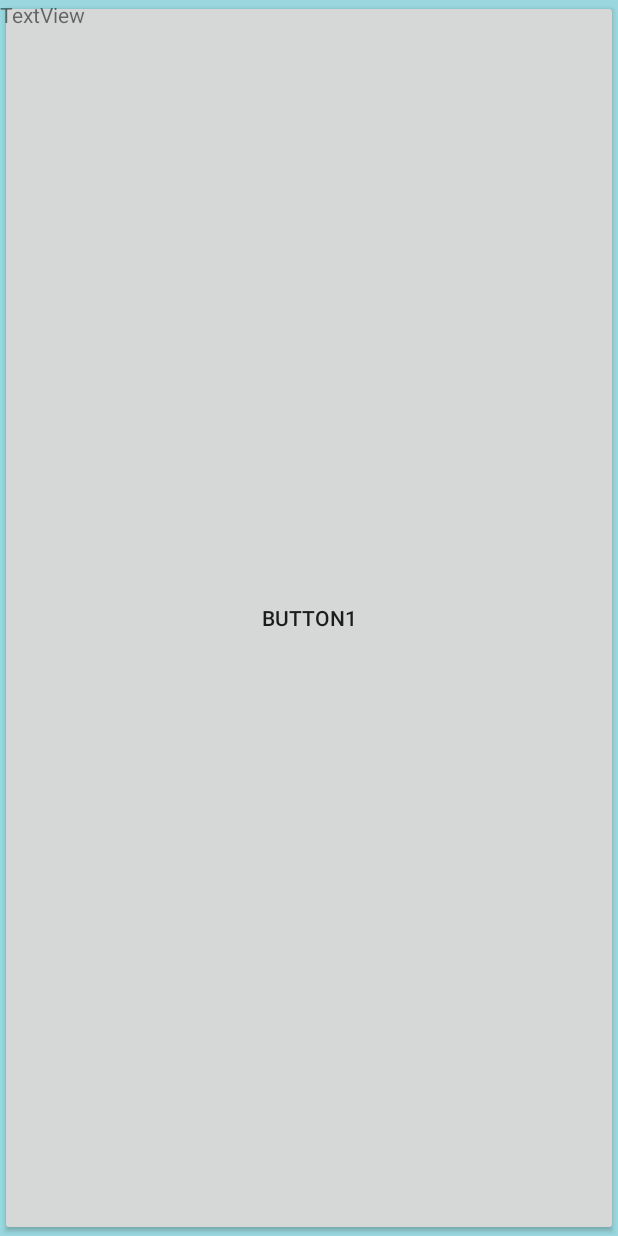
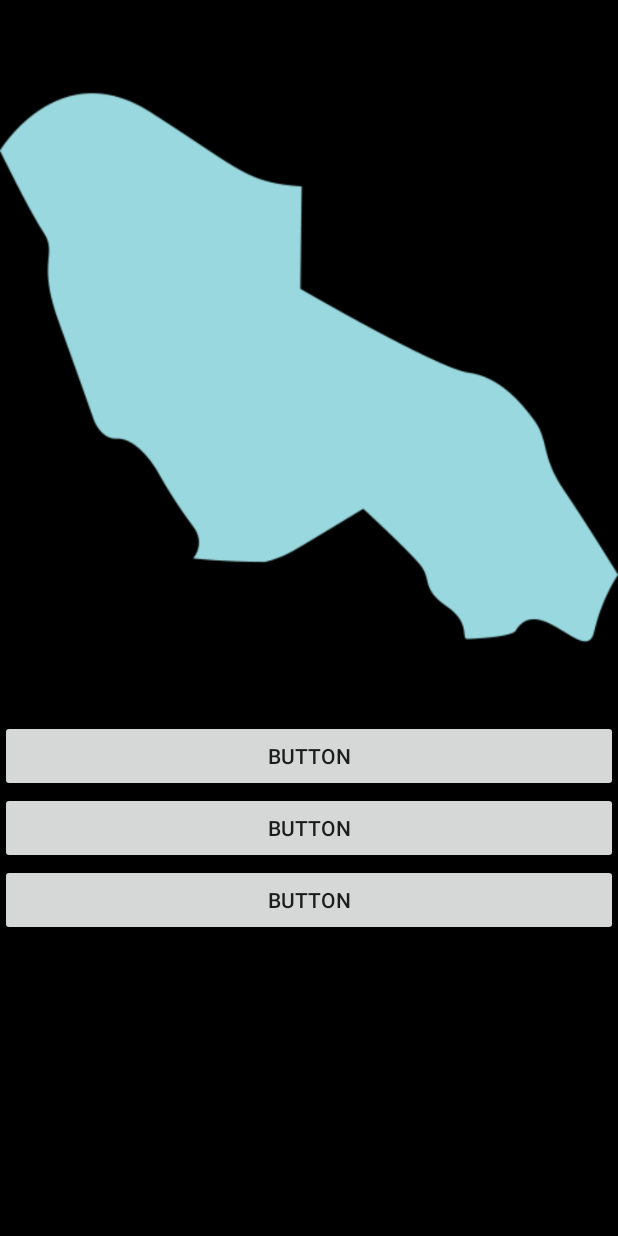
Before and after one commit to xxxkai/insideseoul, an Android app: the TestActivity screen opened directly, with no data from a screen before it, on a phone screen of 412 x 824 dp. Run offline under Robolectric (Android 15) with nearby library versions, the phone set to English and light mode, and no system bars.

Commit message:
Link Testpage
Main -> Tap Logo

```diff
--- a/app/src/main/java/com/example/insideseoul/MainActivity.java
+++ b/app/src/main/java/com/example/insideseoul/MainActivity.java
@@ -12,7 +12,7 @@ import android.widget.Toast;
 
 public class MainActivity extends AppCompatActivity {
     static boolean graphic_mode = false;
-
+    Button logo_bt;
     Button home_bt;
     Button info_bt;
     Button mypage_bt;
@@ -48,6 +48,7 @@ public class MainActivity extends AppCompatActivity {
         super.onCreate(savedInstanceState);
         setContentView(R.layout.activity_main);
 
+
         home_bt = findViewById(R.id.BT_HOME);
         info_bt = findViewById(R.id.BT_INFO);
         mypage_bt = findViewById(R.id.BT_MYPAGE);
@@ -71,6 +72,10 @@ public class MainActivity extends AppCompatActivity {
 
     }
 
+    public void goTest(View v){
+        Intent intent = new Intent(getApplicationContext(), TestActivity.class);
+        startActivity(intent);
+    }
 
     public void showMsg(String str){
         Toast.makeText(getApplicationContext(), str, Toast.LENGTH_SHORT).show();
--- a/app/src/main/java/com/example/insideseoul/StartActivity.java
+++ b/app/src/main/java/com/example/insideseoul/StartActivity.java
@@ -39,7 +39,6 @@ public class StartActivity extends AppCompatActivity {
         timer.postDelayed(new Runnable(){
             public void run(){
                 Intent intent = new Intent(getApplicationContext(), MainActivity.class);
-                //Intent intent = new Intent(getApplicationContext(), TestActivity.class);
                 startActivity(intent);
                 finish();
             }
--- a/app/src/main/java/com/example/insideseoul/TestActivity.java
+++ b/app/src/main/java/com/example/insideseoul/TestActivity.java
@@ -2,48 +2,42 @@ package com.example.insideseoul;
 
 import androidx.appcompat.app.AppCompatActivity;
 
+import android.graphics.Color;
 import android.os.Bundle;
 import android.view.View;
 import android.widget.Button;
 import android.widget.FrameLayout;
+import android.widget.ImageView;
 import android.widget.LinearLayout;
 import android.widget.TextView;
 import android.widget.Toast;
 
 public class TestActivity extends AppCompatActivity {
-
+    ImageView dummy;
     @Override
     protected void onCreate(Bundle savedInstanceState) {
         super.onCreate(savedInstanceState);
         setContentView(R.layout.activity_test);
 
+        dummy = findViewById(R.id.map_dummy);
     }
 
     protected void onResume(){
         super.onResume();
-
-
-        FrameLayout frame = findViewById(R.id.frame);
-        LinearLayout bt1 = findViewById(R.id.test1);
-        LinearLayout bt2 = findViewById(R.id.test2);
-        bt2.setVisibility(View.GONE);
-        //bt2.setVisibility(View.VISIBLE);
-        //frame.removeViewAt(1);
-        //frame.removeAllViews();
-        //frame.addView(findViewById(R.id.test3));
-        //TextView dummy = findViewById(R.id.test1);
-        //frame.addView(dummy);
-        //frame.addView(findViewById(R.id.dummy_layout));
-        //frame.addView(findViewById(R.id.dummy_layout), 0);
     }
 
+    public void bt1(View v){
+        dummy.setColorFilter(Color.parseColor("#CCCCCC"));
+    }
+
+    public void bt2(View v){
+        dummy.setColorFilter(Color.parseColor("#FFFFFF"));
+    }
+    public void bt3(View v){
+        dummy.setColorFilter(Color.parseColor("#111111"));
+    }
     public void showMsg(String str){
         Toast.makeText(getApplicationContext(), str, Toast.LENGTH_SHORT).show();
     }
-    public void test1(View v){
-        showMsg("1번");
-    }
-    public void test2(View v){
-        showMsg("2번");
-    }
+
 }
--- a/app/src/main/res/layout/activity_main.xml
+++ b/app/src/main/res/layout/activity_main.xml
@@ -34,7 +34,8 @@
                 android:layout_width="0dp"
                 android:layout_height="match_parent"
                 android:layout_weight="0.74"
-                android:background="#00ff0000" />
+                android:background="#00ff0000"
+                android:onClick="goTest" />
 
             <Button
                 android:id="@+id/BT_HOME"
--- a/app/src/main/res/layout/activity_test.xml
+++ b/app/src/main/res/layout/activity_test.xml
@@ -4,52 +4,42 @@
     xmlns:tools="http://schemas.android.com/tools"
     android:layout_width="match_parent"
     android:layout_height="match_parent"
-    android:background="#99d8de"
+    android:background="#000"
     tools:context=".TestActivity">
 
 
     <LinearLayout
         android:layout_width="match_parent"
         android:layout_height="match_parent"
-        android:orientation="vertical">
+        android:orientation="vertical"
+       >
 
-        <FrameLayout
-            android:id="@+id/frame"
+        <ImageView
+            android:id="@+id/map_dummy"
+            android:layout_width="wrap_content"
+            android:layout_height="wrap_content"
+            app:srcCompat="@drawable/map_dummy"
+            />
+
+        <Button
+            android:id="@+id/button"
             android:layout_width="match_parent"
-            android:layout_height="match_parent">
+            android:layout_height="wrap_content"
+            android:onClick="bt1"
+            android:text="Button" />
 
-            <LinearLayout
-                android:id="@+id/test1"
-                android:layout_width="match_parent"
-                android:layout_height="match_parent"
-                android:orientation="vertical">
-            <Button
-                android:layout_width="match_parent"
-                android:layout_height="match_parent"
-                android:onClick="test1"
-                android:text="Button1" />
-            </LinearLayout>
-            <LinearLayout
-                android:id="@+id/test2"
-                android:layout_width="match_parent"
-                android:layout_height="match_parent"
-                android:orientation="vertical">
-                <Button
-                    android:layout_width="match_parent"
-                    android:layout_height="match_parent"
-                    android:onClick="test2"
-                    android:text="Button2" />
-            </LinearLayout>
+        <Button
+            android:id="@+id/button2"
+            android:layout_width="match_parent"
+            android:layout_height="wrap_content"
+            android:onClick="bt2"
+            android:text="Button" />
 
-            <TextView
-                android:id="@+id/test3"
-                android:layout_width="match_parent"
-                android:layout_height="match_parent"
-                android:text="TextView" />
-
-
-
-
-        </FrameLayout>
+        <Button
+            android:id="@+id/button3"
+            android:layout_width="match_parent"
+            android:layout_height="wrap_content"
+            android:onClick="bt3"
+            android:text="Button" />
     </LinearLayout>
 </androidx.constraintlayout.widget.ConstraintLayout>
```
Also changed, not shown: app/src/main/res/drawable/map_dummy.png (added).
